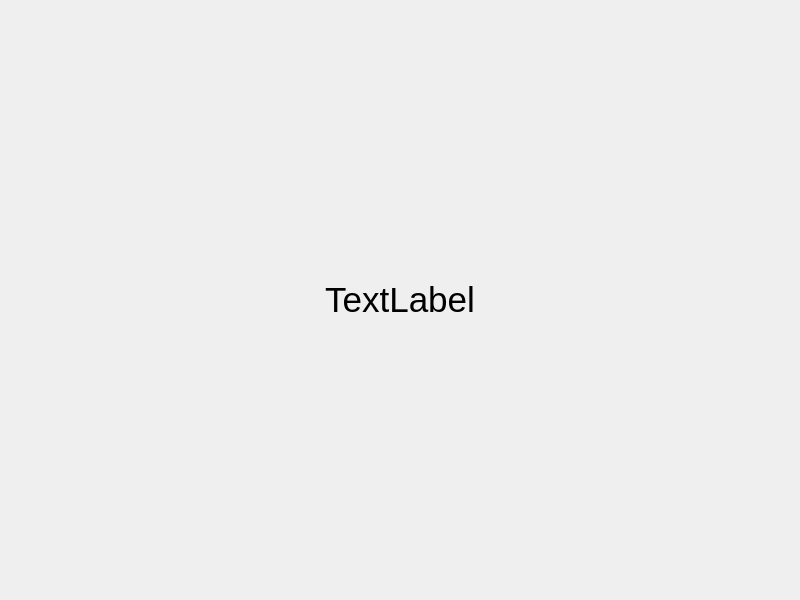
PauliRekila/Banksimul, file qt_frontend/banksimul35/ilmoitus.ui: the form before one commit.
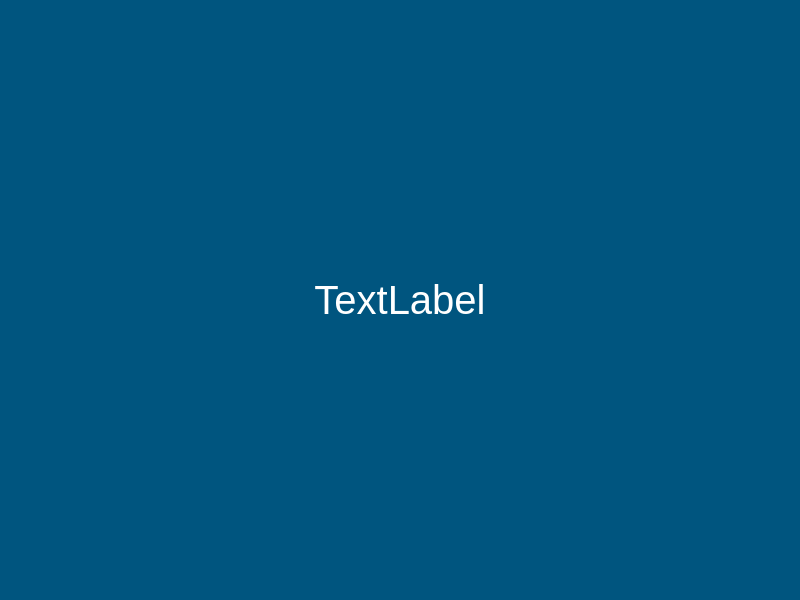
The form after the commit.

The edit to the form file:
```diff
--- a/qt_frontend/banksimul35/ilmoitus.ui
+++ b/qt_frontend/banksimul35/ilmoitus.ui
@@ -13,19 +13,26 @@
   <property name="windowTitle">
    <string>Dialog</string>
   </property>
+  <property name="styleSheet">
+   <string notr="true">background-color: rgb(0, 85, 127);</string>
+  </property>
   <layout class="QVBoxLayout" name="verticalLayout">
    <item>
     <widget class="QLabel" name="label_ilmoitus">
      <property name="font">
       <font>
-       <pointsize>26</pointsize>
+       <family>MS Shell Dlg 2</family>
+       <pointsize>30</pointsize>
       </font>
      </property>
+     <property name="styleSheet">
+      <string notr="true">color: rgb(255, 255, 255);</string>
+     </property>
      <property name="frameShape">
       <enum>QFrame::NoFrame</enum>
      </property>
      <property name="text">
-      <string>TextLabel</string>
+      <string>&lt;html&gt;&lt;head/&gt;&lt;body&gt;&lt;p&gt;&lt;span style=&quot; color:#ffffff;&quot;&gt;TextLabel&lt;/span&gt;&lt;/p&gt;&lt;/body&gt;&lt;/html&gt;</string>
      </property>
      <property name="alignment">
       <set>Qt::AlignCenter</set>
```
